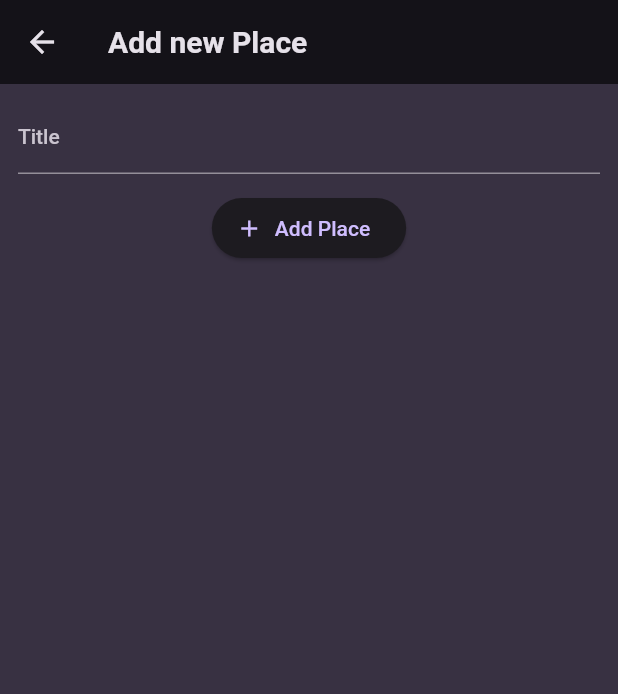
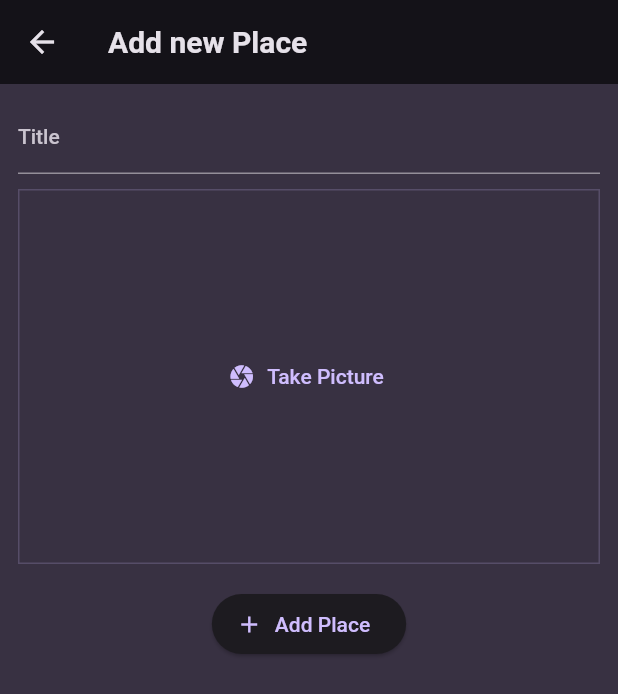
Before and after one commit to Mariovc/favorite_places, a Flutter app: the AddPlaceScreen screen opened directly, on a phone screen of 412 x 824 dp. Shown: the top 694 px of the screen. Run offline on Flutter 3.47's test engine with Material 2 defaults, Android fonts, the phone set to English and light mode, and no system bars; our stand-ins replace flutter_riverpod, google_fonts, image_picker.

Commit message:
Take an image for adding new places

```diff
--- a/lib/screens/add_place.dart
+++ b/lib/screens/add_place.dart
@@ -1,4 +1,5 @@
 import 'package:favorite_places/providers/places_provider.dart';
+import 'package:favorite_places/widgets/image_input.dart';
 import 'package:flutter/material.dart';
 import 'package:flutter_riverpod/flutter_riverpod.dart';
 
@@ -39,9 +40,9 @@ class _AddPlaceScreenState extends ConsumerState<AddPlaceScreen> {
               ),
               onChanged: (value) => enteredPlace = value,
             ),
-            const SizedBox(
-              height: 12,
-            ),
+            const SizedBox(height: 10),
+            const ImageInput(),
+            const SizedBox(height: 16),
             ElevatedButton.icon(
               onPressed: _savePlace,
               icon: const Icon(Icons.add),
--- /dev/null
+++ b/lib/widgets/image_input.dart
@@ -0,0 +1,63 @@
+import 'dart:io';
+
+import 'package:flutter/material.dart';
+import 'package:image_picker/image_picker.dart';
+
+class ImageInput extends StatefulWidget {
+  const ImageInput({super.key});
+
+  @override
+  State<ImageInput> createState() => _ImageInputState();
+}
+
+class _ImageInputState extends State<ImageInput> {
+  File? _selectedImage;
+
+  void _takePicture() async {
+    final imagePicker = ImagePicker();
+    final pickedImage = await imagePicker.pickImage(
+      source: ImageSource.camera,
+      maxWidth: 600,
+    );
+
+    if (pickedImage == null) return;
+
+    setState(() {
+      _selectedImage = File(pickedImage.path);
+    });
+  }
+
+  @override
+  Widget build(BuildContext context) {
+    Widget content = TextButton.icon(
+      onPressed: _takePicture,
+      icon: const Icon(Icons.camera),
+      label: const Text('Take Picture'),
+    );
+
+    if (_selectedImage != null) {
+      content = GestureDetector(
+        onTap: _takePicture,
+        child: Image.file(
+          _selectedImage!,
+          fit: BoxFit.cover,
+          width: double.infinity,
+          height: double.infinity,
+        ),
+      );
+    }
+
+    return Container(
+      decoration: BoxDecoration(
+        border: Border.all(
+          width: 1,
+          color: Theme.of(context).colorScheme.primary.withOpacity(0.2),
+        ),
+      ),
+      height: 250,
+      width: double.infinity,
+      alignment: Alignment.center,
+      child: content,
+    );
+  }
+}
--- a/pubspec.yaml
+++ b/pubspec.yaml
@@ -38,6 +38,7 @@ dependencies:
   google_fonts: ^6.0.0
   flutter_riverpod: ^2.4.0
   uuid: ^4.0.0
+  image_picker: ^1.0.4
 
 dev_dependencies:
   flutter_test:
```
Also changed, not shown: pubspec.lock, 6 other files.
